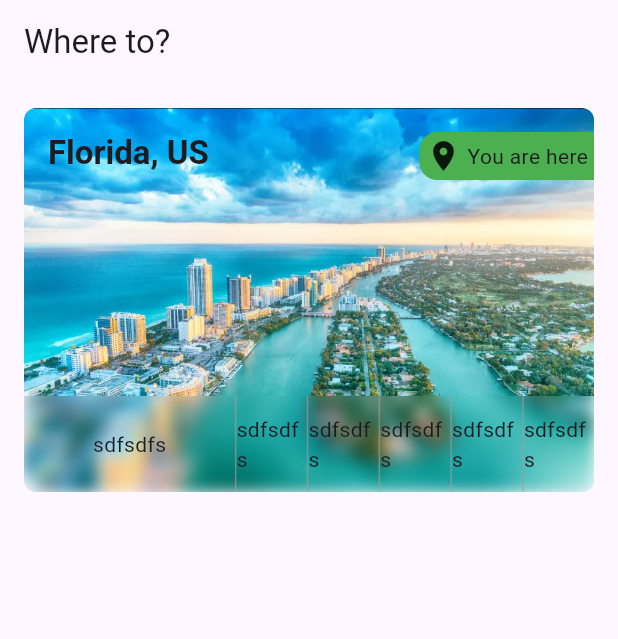
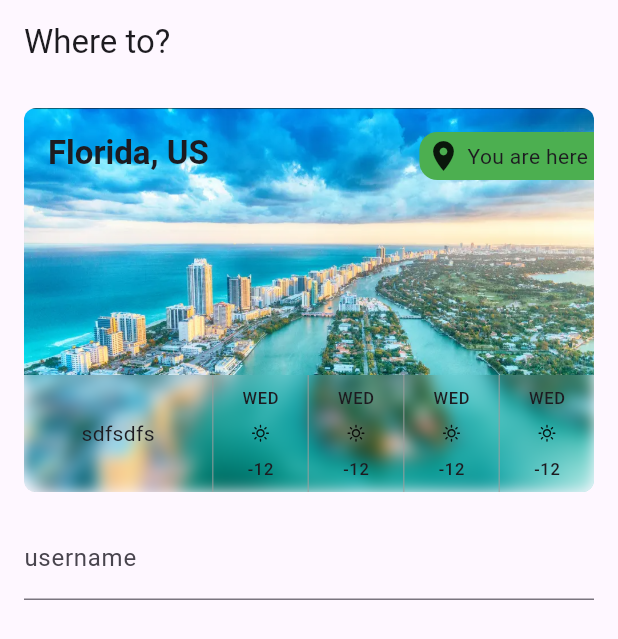
Before and after one commit to flyingV805/WDYWTG, a Flutter app: the screen it shows after launch, on a phone screen of 412 x 824 dp. Shown: the top 639 px of the screen. Run offline on Flutter 3.47's test engine with Material 3 defaults, Android fonts, the phone set to English and light mode, and no system bars; our stand-ins replace dio, equatable, flutter_bloc, geolocator, retrofit, weather_icons; generated files the repository leaves out were written again.

Commit message:
Working on UI

```diff
--- /dev/null
+++ b/lib/core/openMeteo/open_meteo_client.dart
@@ -0,0 +1,12 @@
+import 'package:dio/dio.dart';
+import 'package:json_annotation/json_annotation.dart';
+import 'package:retrofit/retrofit.dart';
+
+part 'open_meteo_client.g.dart';
+
+@RestApi(baseUrl: 'https://5d42a6e2bc64f90014a56ca0.mockapi.io/api/v1/')
+abstract class OpenMeteoClient {
+
+  factory OpenMeteoClient(Dio dio, {String? baseUrl}) = _OpenMeteoClient;
+
+}
--- a/lib/features/featureMain/main_screen.dart
+++ b/lib/features/featureMain/main_screen.dart
@@ -1,4 +1,5 @@
 import 'package:flutter/material.dart';
+import 'package:wdywtg/features/featureMain/widget/search_field.dart';
 
 import 'widget/user_location.dart';
 
@@ -18,7 +19,7 @@ class MainScreen extends StatelessWidget {
           mainAxisSize: MainAxisSize.min,
           children: [
             UserLocation(),
-
+            SearchField()
           ],
         ),
       ),
--- a/lib/features/featureMain/widget/search_field.dart
+++ b/lib/features/featureMain/widget/search_field.dart
@@ -12,7 +12,9 @@ class SearchField extends StatelessWidget {
           (LoginBloc bloc) => bloc.state.username.displayError,
     );*/
 
-    return TextField(
+    return Padding(
+      padding: const EdgeInsets.symmetric(horizontal: 16.0),
+      child: TextField(
         key: const Key('loginForm_usernameInput_textField'),
         onChanged: (username) {
           //context.read<MainBloc>().add(LoginUsernameChanged(username));
@@ -21,6 +23,7 @@ class SearchField extends StatelessWidget {
           labelText: 'username',
           errorText: null,
         ),
+      ),
     );
   }
 
--- a/lib/features/featureMain/widget/user_location.dart
+++ b/lib/features/featureMain/widget/user_location.dart
@@ -2,6 +2,7 @@ import 'dart:ui' as ui;
 
 import 'package:flutter/material.dart';
 import 'package:flutter_bloc/flutter_bloc.dart';
+import 'package:weather_icons/weather_icons.dart';
 
 import '../bloc/main_bloc.dart';
 
@@ -57,6 +58,7 @@ class _FoundLocation extends StatelessWidget {
             height: 256,
             fit: BoxFit.fill
         ),
+        // Location name
         Align(
             alignment: Alignment.topLeft,
             child: Padding(
@@ -64,6 +66,7 @@ class _FoundLocation extends StatelessWidget {
               child: Text('Florida, US', style: Theme.of(context).textTheme.titleLarge?.copyWith(fontWeight: FontWeight.bold)),
             )
         ),
+        // 'You are here'
         Align(
           alignment: Alignment.topRight,
           child: Padding(
@@ -87,6 +90,7 @@ class _FoundLocation extends StatelessWidget {
             ),
           ),
         ),
+        // Weather
         Align(
           alignment: Alignment.bottomCenter,
           child: ClipRect(  // <-- clips to the 200x200 [Container] below
@@ -94,11 +98,11 @@ class _FoundLocation extends StatelessWidget {
               filter: ui.ImageFilter.blur(sigmaX: 5.0, sigmaY: 5.0),
               child: SizedBox(
                 width: double.infinity,
-                height: 64.0,
+                height: 78.0,
                 child: Row(
                   children: [
                     Expanded(
-                      flex: 3,
+                      flex: 2,
                       child: Column(
                         mainAxisAlignment: MainAxisAlignment.center,
                         children: [ Text('sdfsdfs') ]
@@ -108,40 +112,48 @@ class _FoundLocation extends StatelessWidget {
                     Expanded(
                       flex: 1,
                       child: Column(
-                        mainAxisAlignment: MainAxisAlignment.center,
-                        children: [ Text('sdfsdfs') ]
+                        mainAxisAlignment: MainAxisAlignment.spaceEvenly,
+                        children: [
+                          Text('WED', style: Theme.of(context).textTheme.labelSmall,),
+                          Icon(WeatherIcons.day_sunny, size: 16,),
+                          Text('-12', style: Theme.of(context).textTheme.labelSmall,),
+                        ]
                       )
                     ),
                     VerticalDivider(width: 1, thickness: 1, color: Colors.grey.withAlpha(160),),
                     Expanded(
                       flex: 1,
                       child: Column(
-                        mainAxisAlignment: MainAxisAlignment.center,
-                        children: [ Text('sdfsdfs') ]
+                        mainAxisAlignment: MainAxisAlignment.spaceEvenly,
+                        children: [
+                          Text('WED', style: Theme.of(context).textTheme.labelSmall,),
+                          Icon(WeatherIcons.day_sunny, size: 16,),
+                          Text('-12', style: Theme.of(context).textTheme.labelSmall,),
+                        ]
                       )
                     ),
                     VerticalDivider(width: 1, thickness: 1, color: Colors.grey.withAlpha(160),),
                     Expanded(
                       flex: 1,
                       child: Column(
-                        mainAxisAlignment: MainAxisAlignment.center,
-                        children: [ Text('sdfsdfs') ]
+                        mainAxisAlignment: MainAxisAlignment.spaceEvenly,
+                        children: [
+                          Text('WED', style: Theme.of(context).textTheme.labelSmall,),
+                          Icon(WeatherIcons.day_sunny, size: 16,),
+                          Text('-12', style: Theme.of(context).textTheme.labelSmall,),
+                        ]
                       )
                     ),
                     VerticalDivider(width: 1, thickness: 1, color: Colors.grey.withAlpha(160),),
                     Expanded(
                       flex: 1,
                       child: Column(
-                        mainAxisAlignment: MainAxisAlignment.center,
-                        children: [ Text('sdfsdfs') ]
-                      )
-                    ),
-                    VerticalDivider(width: 1, thickness: 1, color: Colors.grey.withAlpha(160),),
-                    Expanded(
-                      flex: 1,
-                      child: Column(
-                        mainAxisAlignment: MainAxisAlignment.center,
-                        children: [ Text('sdfsdfs') ]
+                        mainAxisAlignment: MainAxisAlignment.spaceEvenly,
+                        children: [
+                          Text('WED', style: Theme.of(context).textTheme.labelSmall,),
+                          Icon(WeatherIcons.day_sunny, size: 16,),
+                          Text('-12', style: Theme.of(context).textTheme.labelSmall,),
+                        ]
                       )
                     ),
                   ],
```
Also changed, not shown: pubspec.yaml (+11 -0 lines), pubspec.lock, 1 other file. Lines whose indentation alone changed are shown as unchanged.
